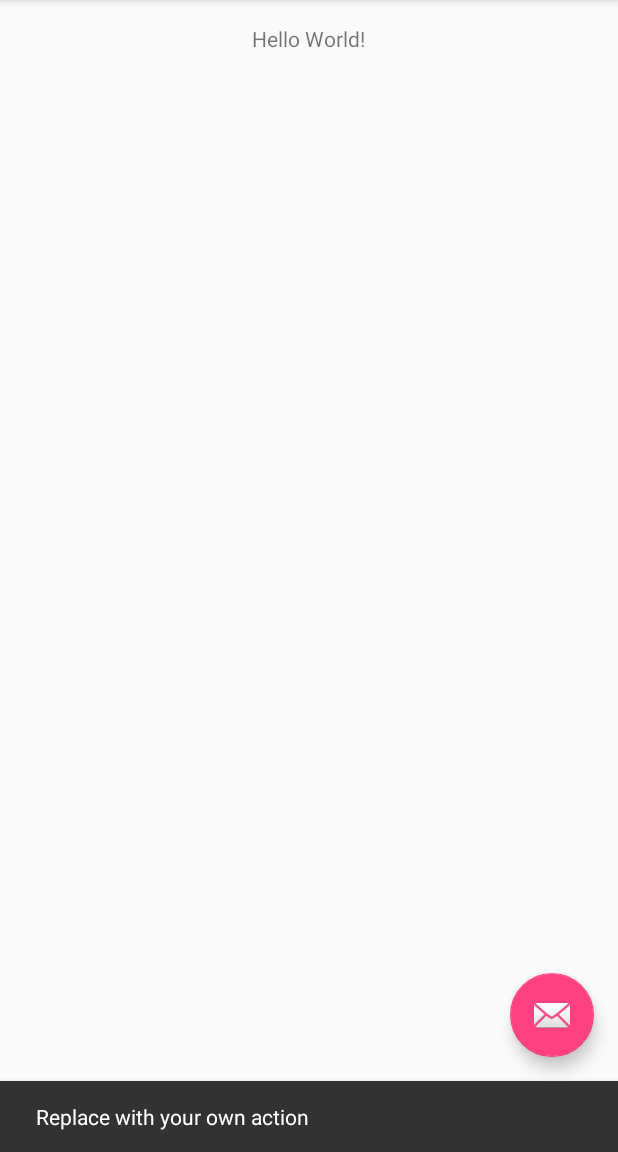
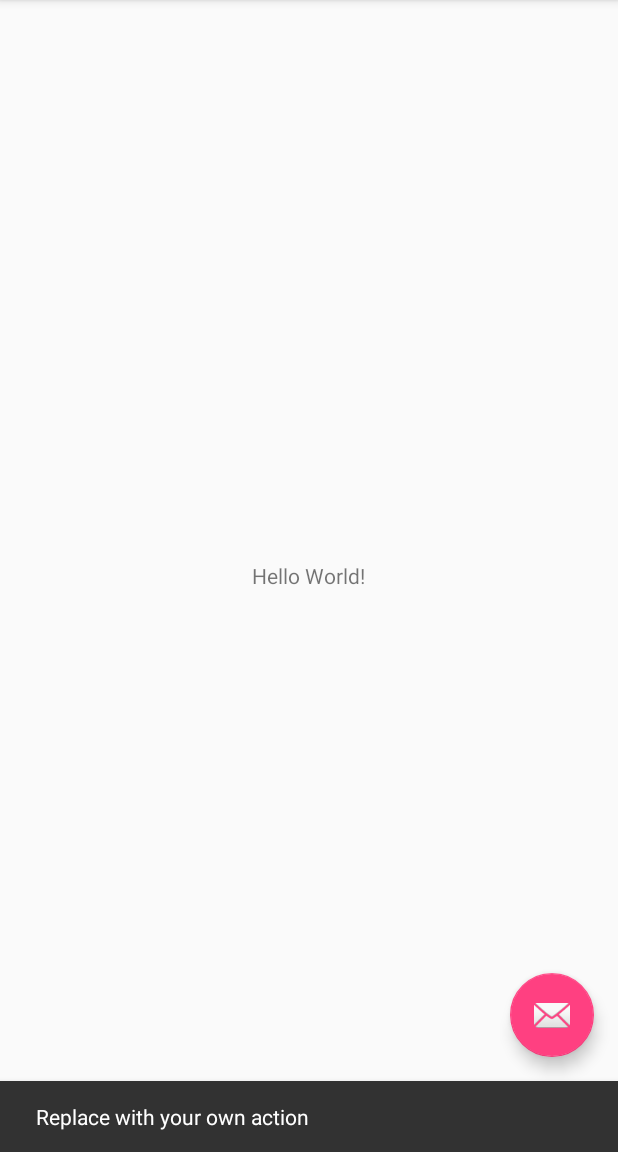
Before and after one commit to jpvlsmv/vigilant-tribble, an Android app: the screen it shows after launch (MainActivity), after a tap on an icon or button, on a phone screen of 412 x 824 dp, the part 84-1236 px from its top. Run offline under Robolectric (Android 15) with nearby library versions, the phone set to English and light mode, and no system bars.

Commit message:
Center greeting 3

```diff
--- a/app/src/main/res/layout/content_main.xml
+++ b/app/src/main/res/layout/content_main.xml
@@ -17,7 +17,7 @@
         android:layout_height="wrap_content"
         android:layout_alignParentEnd="false"
         android:layout_alignParentStart="false"
-        android:layout_centerHorizontal="true"
+        android:layout_centerInParent="true"
         android:text="Hello World!"
         android:textAlignment="center" />
 </RelativeLayout>
```
